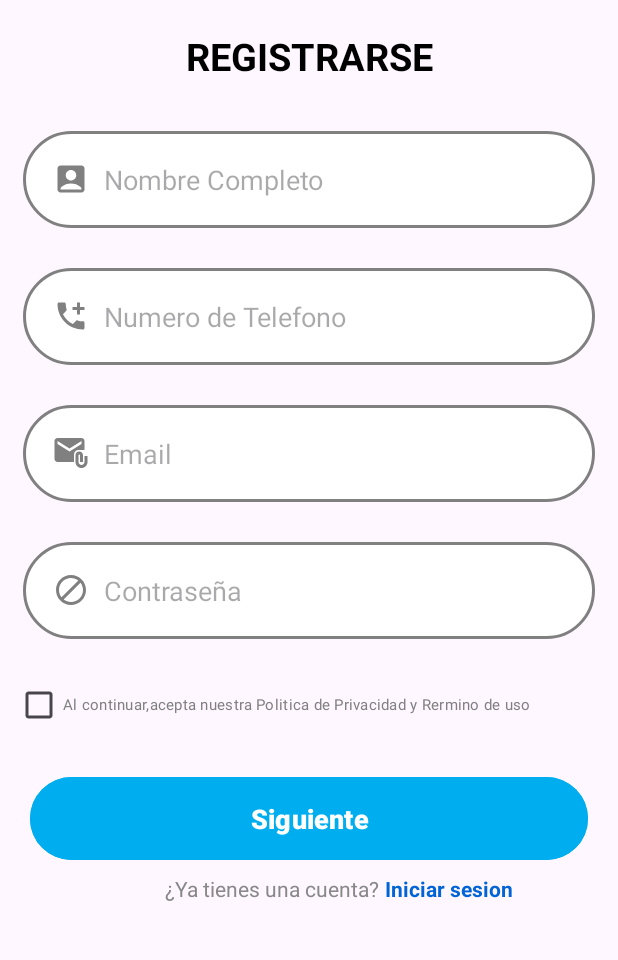
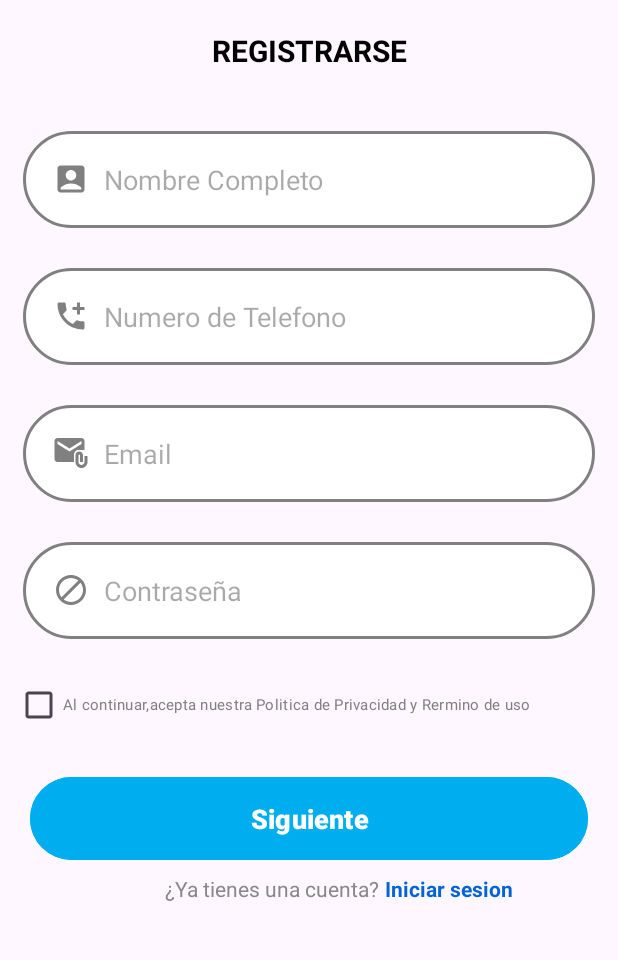
Before and after one commit to Angel96102/ProyectoGrupal, an Android app: the screen it shows after launch (MainActivity), on a phone screen of 412 x 824 dp, the part 210-1170 px from its top. Run offline under Robolectric (Android 15) with nearby library versions, the phone set to English and light mode, and no system bars.

Commit message:
sugyfjf commit

```diff
--- a/app/src/main/res/layout/activity_main.xml
+++ b/app/src/main/res/layout/activity_main.xml
@@ -38,7 +38,7 @@
             android:text="@string/Registrase"
             android:textAlignment="center"
             android:textColor="@color/black"
-            android:textSize="25sp"
+            android:textSize="20sp"
             android:textStyle="bold" />
 
         <EditText
```
